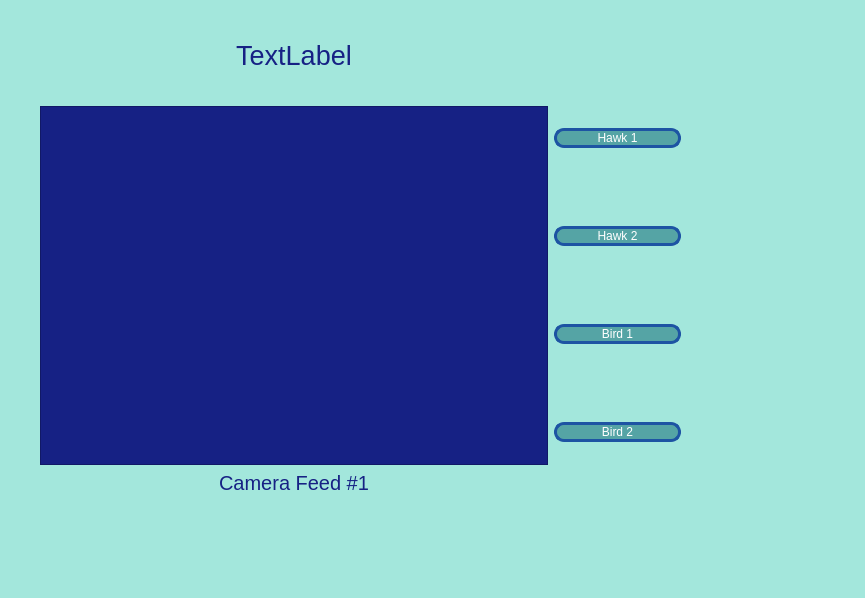
Qt form src/mainwindow.ui (Vineyard-MQP-2021/VineyardApp) before a commit.
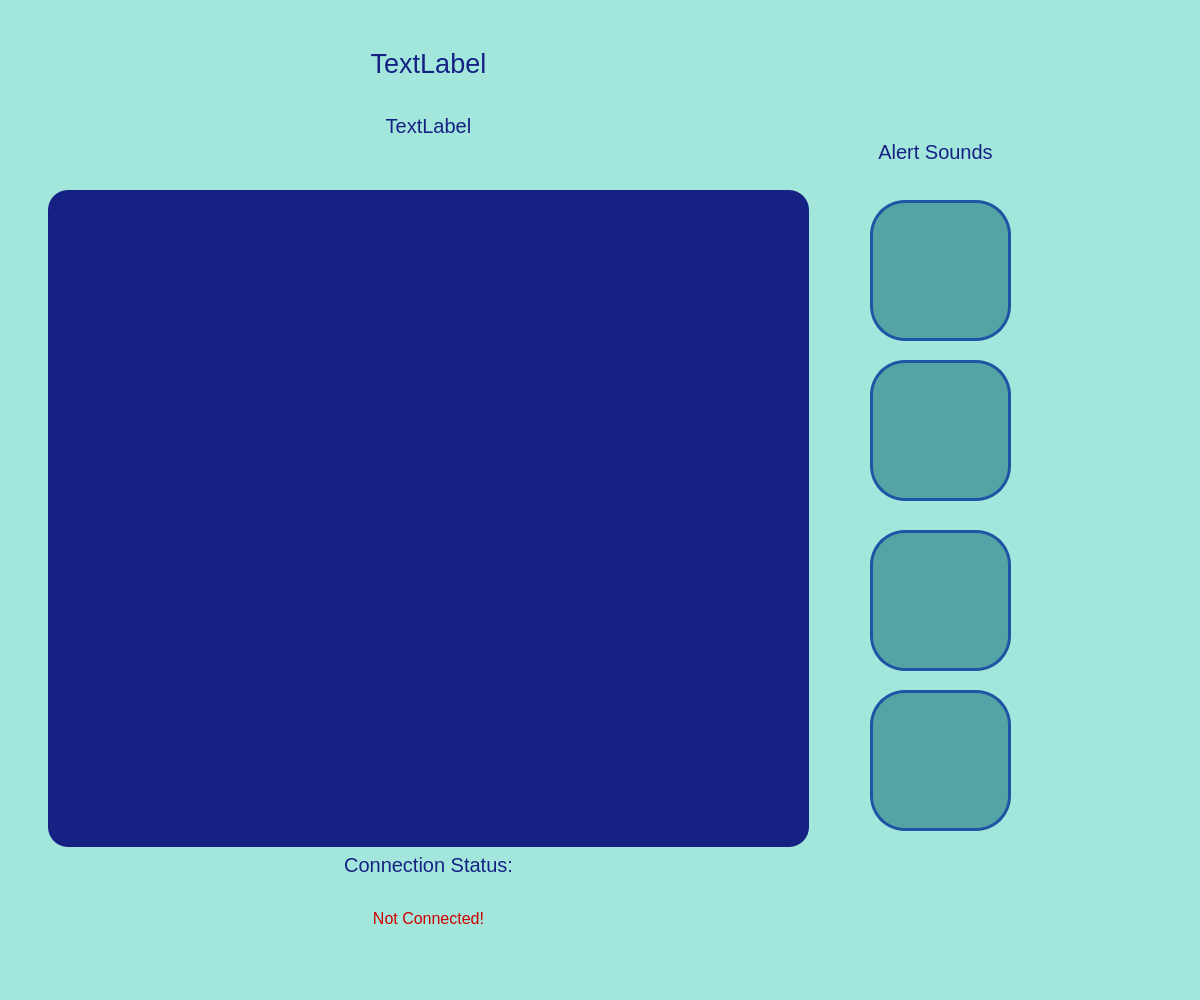
The same form after that commit. Icons and pictures are not drawn.

Commit message: fancy buttons

The edit to the form file:
```diff
--- a/src/mainwindow.ui
+++ b/src/mainwindow.ui
@@ -6,8 +6,8 @@
    <rect>
     <x>0</x>
     <y>0</y>
-    <width>865</width>
-    <height>598</height>
+    <width>1200</width>
+    <height>1000</height>
    </rect>
   </property>
   <property name="windowTitle">
@@ -17,20 +17,206 @@
    <string notr="true">background-color: rgb(163, 231, 220);</string>
   </property>
   <widget class="QWidget" name="centralwidget">
+   <widget class="QPushButton" name="hawk1">
+    <property name="geometry">
+     <rect>
+      <x>870</x>
+      <y>200</y>
+      <width>141</width>
+      <height>141</height>
+     </rect>
+    </property>
+    <property name="sizePolicy">
+     <sizepolicy hsizetype="Fixed" vsizetype="Fixed">
+      <horstretch>0</horstretch>
+      <verstretch>0</verstretch>
+     </sizepolicy>
+    </property>
+    <property name="cursor">
+     <cursorShape>PointingHandCursor</cursorShape>
+    </property>
+    <property name="styleSheet">
+     <string notr="true">background-color: rgb(85, 164, 165);
+border: 3px solid #1d54a3;
+color: white;
+border-radius: 35px;</string>
+    </property>
+    <property name="text">
+     <string/>
+    </property>
+    <property name="icon">
+     <iconset>
+      <normaloff>images/hawk1.1.png</normaloff>images/hawk1.1.png</iconset>
+    </property>
+    <property name="iconSize">
+     <size>
+      <width>140</width>
+      <height>100</height>
+     </size>
+    </property>
+   </widget>
+   <widget class="QPushButton" name="hawk2">
+    <property name="geometry">
+     <rect>
+      <x>870</x>
+      <y>360</y>
+      <width>141</width>
+      <height>141</height>
+     </rect>
+    </property>
+    <property name="sizePolicy">
+     <sizepolicy hsizetype="Fixed" vsizetype="Fixed">
+      <horstretch>0</horstretch>
+      <verstretch>0</verstretch>
+     </sizepolicy>
+    </property>
+    <property name="cursor">
+     <cursorShape>PointingHandCursor</cursorShape>
+    </property>
+    <property name="styleSheet">
+     <string notr="true">background-color: rgb(85, 164, 165);
+border: 3px solid #1d54a3;
+border-radius: 35px;
+color: white;</string>
+    </property>
+    <property name="text">
+     <string/>
+    </property>
+    <property name="icon">
+     <iconset>
+      <normaloff>images/hawk2.1.png</normaloff>images/hawk2.1.png</iconset>
+    </property>
+    <property name="iconSize">
+     <size>
+      <width>140</width>
+      <height>100</height>
+     </size>
+    </property>
+   </widget>
+   <widget class="QPushButton" name="bird1">
+    <property name="geometry">
+     <rect>
+      <x>870</x>
+      <y>530</y>
+      <width>141</width>
+      <height>141</height>
+     </rect>
+    </property>
+    <property name="sizePolicy">
+     <sizepolicy hsizetype="Fixed" vsizetype="Fixed">
+      <horstretch>0</horstretch>
+      <verstretch>0</verstretch>
+     </sizepolicy>
+    </property>
+    <property name="cursor">
+     <cursorShape>PointingHandCursor</cursorShape>
+    </property>
+    <property name="styleSheet">
+     <string notr="true">background-color: rgb(85, 164, 165);
+border: 3px solid #1d54a3;
+border-radius: 35px;
+color: white;</string>
+    </property>
+    <property name="text">
+     <string/>
+    </property>
+    <property name="icon">
+     <iconset>
+      <normaloff>images/bird1.png</normaloff>images/bird1.png</iconset>
+    </property>
+    <property name="iconSize">
+     <size>
+      <width>140</width>
+      <height>100</height>
+     </size>
+    </property>
+   </widget>
+   <widget class="QPushButton" name="bird2">
+    <property name="geometry">
+     <rect>
+      <x>870</x>
+      <y>690</y>
+      <width>141</width>
+      <height>141</height>
+     </rect>
+    </property>
+    <property name="sizePolicy">
+     <sizepolicy hsizetype="Fixed" vsizetype="Fixed">
+      <horstretch>0</horstretch>
+      <verstretch>0</verstretch>
+     </sizepolicy>
+    </property>
+    <property name="cursor">
+     <cursorShape>PointingHandCursor</cursorShape>
+    </property>
+    <property name="styleSheet">
+     <string notr="true">background-color: rgb(85, 164, 165);
+border: 3px solid #1d54a3;
+border-radius: 35px;
+color: white;</string>
+    </property>
+    <property name="text">
+     <string/>
+    </property>
+    <property name="icon">
+     <iconset>
+      <normaloff>images/bird2.png</normaloff>images/bird2.png</iconset>
+    </property>
+    <property name="iconSize">
+     <size>
+      <width>140</width>
+      <height>100</height>
+     </size>
+    </property>
+   </widget>
+   <widget class="QLabel" name="label">
+    <property name="geometry">
+     <rect>
+      <x>820</x>
+      <y>140</y>
+      <width>231</width>
+      <height>51</height>
+     </rect>
+    </property>
+    <property name="sizePolicy">
+     <sizepolicy hsizetype="Preferred" vsizetype="Fixed">
+      <horstretch>0</horstretch>
+      <verstretch>0</verstretch>
+     </sizepolicy>
+    </property>
+    <property name="minimumSize">
+     <size>
+      <width>0</width>
+      <height>0</height>
+     </size>
+    </property>
+    <property name="font">
+     <font>
+      <pointsize>15</pointsize>
+     </font>
+    </property>
+    <property name="styleSheet">
+     <string notr="true">color: rgb(22, 33, 132);</string>
+    </property>
+    <property name="text">
+     <string>Alert Sounds</string>
+    </property>
+    <property name="alignment">
+     <set>Qt::AlignHCenter|Qt::AlignTop</set>
+    </property>
+   </widget>
    <widget class="QWidget" name="layoutWidget">
     <property name="geometry">
      <rect>
-      <x>40</x>
-      <y>40</y>
-      <width>641</width>
-      <height>481</height>
+      <x>48</x>
+      <y>48</y>
+      <width>761</width>
+      <height>931</height>
      </rect>
     </property>
-    <layout class="QHBoxLayout" name="horizontalLayout" stretch="4,1">
+    <layout class="QVBoxLayout" name="verticalLayout">
      <item>
-      <layout class="QVBoxLayout" name="feedLayout">
-       <item>
-        <widget class="QLabel" name="datetime">
+      <widget class="QLabel" name="date">
          <property name="maximumSize">
           <size>
            <width>16777215</width>
@@ -53,10 +239,47 @@
          </property>
         </widget>
        </item>
+     <item>
+      <widget class="QLabel" name="time">
+       <property name="font">
+        <font>
+         <pointsize>15</pointsize>
+        </font>
+       </property>
+       <property name="styleSheet">
+        <string notr="true">color: rgb(22, 33, 132);</string>
+       </property>
+       <property name="text">
+        <string>TextLabel</string>
+       </property>
+       <property name="alignment">
+        <set>Qt::AlignHCenter|Qt::AlignTop</set>
+       </property>
+      </widget>
+     </item>
        <item>
         <widget class="QFrame" name="frame">
+       <property name="sizePolicy">
+        <sizepolicy hsizetype="Preferred" vsizetype="Preferred">
+         <horstretch>0</horstretch>
+         <verstretch>0</verstretch>
+        </sizepolicy>
+       </property>
+       <property name="minimumSize">
+        <size>
+         <width>709</width>
+         <height>657</height>
+        </size>
+       </property>
+       <property name="maximumSize">
+        <size>
+         <width>16777215</width>
+         <height>16777215</height>
+        </size>
+       </property>
          <property name="styleSheet">
-          <string notr="true">background-color: rgb(22, 33, 132);</string>
+        <string notr="true">background-color: rgb(22, 33, 132);
+border-radius: 20px;</string>
          </property>
          <property name="frameShape">
           <enum>QFrame::StyledPanel</enum>
@@ -67,7 +290,7 @@
         </widget>
        </item>
        <item>
-        <widget class="QLabel" name="camerafeedLabel">
+      <widget class="QLabel" name="label_3">
          <property name="maximumSize">
           <size>
            <width>16777215</width>
@@ -83,78 +306,32 @@
           <string notr="true">color: rgb(22, 33, 132);</string>
          </property>
          <property name="text">
-          <string>Camera Feed #1</string>
+        <string>Connection Status:</string>
          </property>
          <property name="alignment">
           <set>Qt::AlignHCenter|Qt::AlignTop</set>
          </property>
         </widget>
        </item>
-      </layout>
-     </item>
      <item>
-      <layout class="QVBoxLayout" name="soundButtonLayout">
-       <property name="spacing">
-        <number>0</number>
+      <widget class="QLabel" name="connectionstatus">
+       <property name="font">
+        <font>
+         <pointsize>12</pointsize>
+        </font>
        </property>
-       <property name="topMargin">
-        <number>10</number>
-       </property>
-       <item>
-        <widget class="QPushButton" name="hawk1">
          <property name="styleSheet">
-          <string notr="true">background-color: rgb(85, 164, 165);
-border: 3px solid #1d54a3;
-border-radius: 10px;
-color: white;</string>
+        <string notr="true">color: rgb(204, 0, 0);</string>
          </property>
          <property name="text">
-          <string>Hawk 1</string>
-         </property>
-        </widget>
-       </item>
-       <item>
-        <widget class="QPushButton" name="hawk2">
-         <property name="styleSheet">
-          <string notr="true">background-color: rgb(85, 164, 165);
-border: 3px solid #1d54a3;
-border-radius: 10px;
-color: white;</string>
-         </property>
-         <property name="text">
-          <string>Hawk 2</string>
-         </property>
-        </widget>
-       </item>
-       <item>
-        <widget class="QPushButton" name="bird1">
-         <property name="styleSheet">
-          <string notr="true">background-color: rgb(85, 164, 165);
-border: 3px solid #1d54a3;
-border-radius: 10px;
-color: white;</string>
-         </property>
-         <property name="text">
-          <string>Bird 1</string>
-         </property>
-        </widget>
-       </item>
-       <item>
-        <widget class="QPushButton" name="bird2">
-         <property name="styleSheet">
-          <string notr="true">background-color: rgb(85, 164, 165);
-border: 3px solid #1d54a3;
-border-radius: 10px;
-color: white;</string>
-         </property>
-         <property name="text">
-          <string>Bird 2</string>
-         </property>
-        </widget>
-       </item>
-      </layout>
-     </item>
-    </layout>
+        <string>Not Connected!</string>
+       </property>
+       <property name="alignment">
+        <set>Qt::AlignHCenter|Qt::AlignTop</set>
+       </property>
+      </widget>
+     </item>
+    </layout>
    </widget>
   </widget>
  </widget>
```
Left out of the diff: 4 changed lines with no effect on the pictures. Lines whose indentation alone changed are shown as unchanged. The commit also changes 8 other files.
